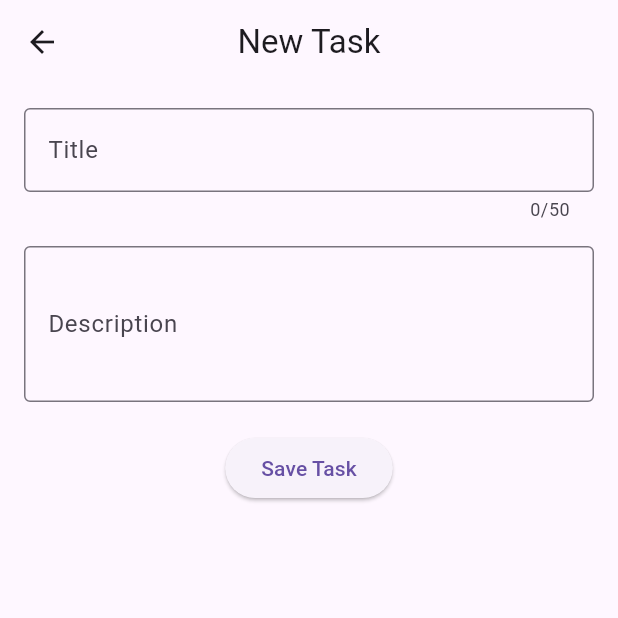
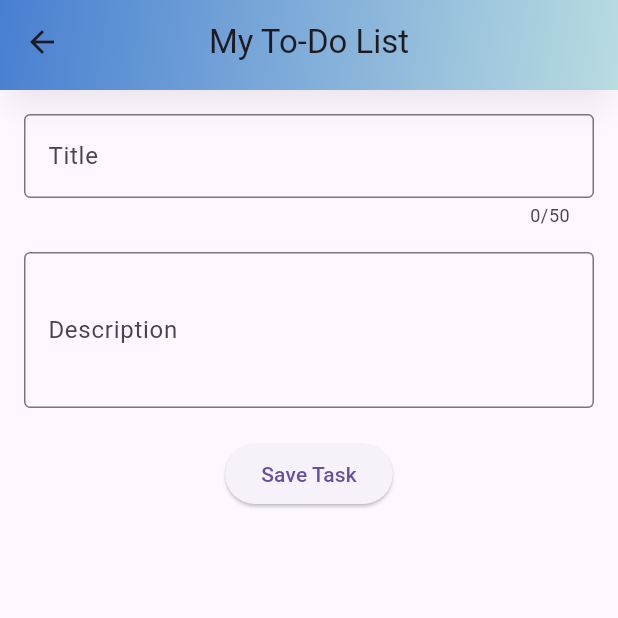
Before and after one commit to RxSeldon/todo_list, a Flutter app: the AddTaskScreen screen opened directly, on a phone screen of 412 x 824 dp, the top half of it. Run offline on Flutter 3.47's test engine with Material 3 defaults, Android fonts, the phone set to English and light mode, and no system bars.

Commit message:
updated the appBar design in addTaskScreen class

```diff
--- a/lib/add_task_screen.dart
+++ b/lib/add_task_screen.dart
@@ -30,7 +30,30 @@ class _AddTaskScreenState extends State<AddTaskScreen> {
   @override
   Widget build(BuildContext context) {
     return Scaffold(
-      appBar: AppBar(title: const Text('New Task'), centerTitle: true),
+      appBar: PreferredSize(
+        preferredSize: const Size.fromHeight(60),
+        child: AppBar(
+          title: const Text('My To-Do List'),
+          centerTitle: true,
+          shape: const RoundedRectangleBorder(
+            borderRadius: BorderRadius.vertical(bottom: Radius.circular(24)),
+          ),
+          flexibleSpace: Container(
+            decoration: const BoxDecoration(
+              gradient: LinearGradient(
+                colors: [
+                  Color.fromARGB(255, 72, 127, 209),
+                  Color.fromARGB(255, 185, 220, 225),
+                ],
+                begin: Alignment.topLeft,
+                end: Alignment.bottomRight,
+              ),
+            ),
+          ),
+          elevation: 8,
+          shadowColor: Colors.black26,
+        ),
+      ),
       body: Padding(
         padding: const EdgeInsets.all(16.0),
         child: Form(
```
